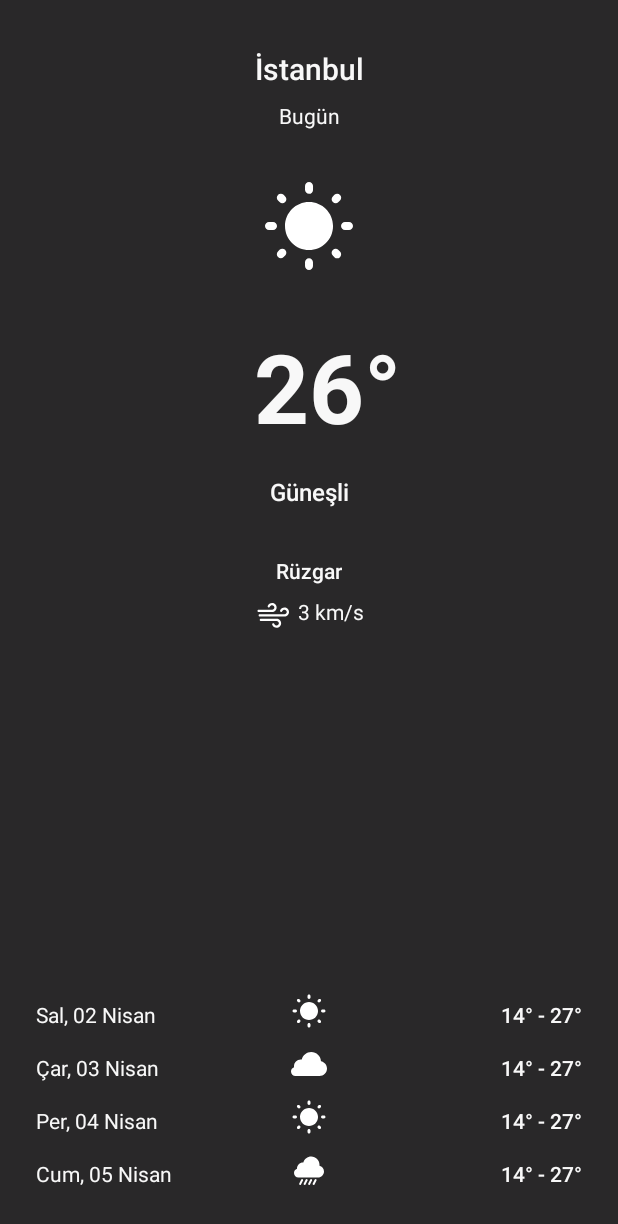
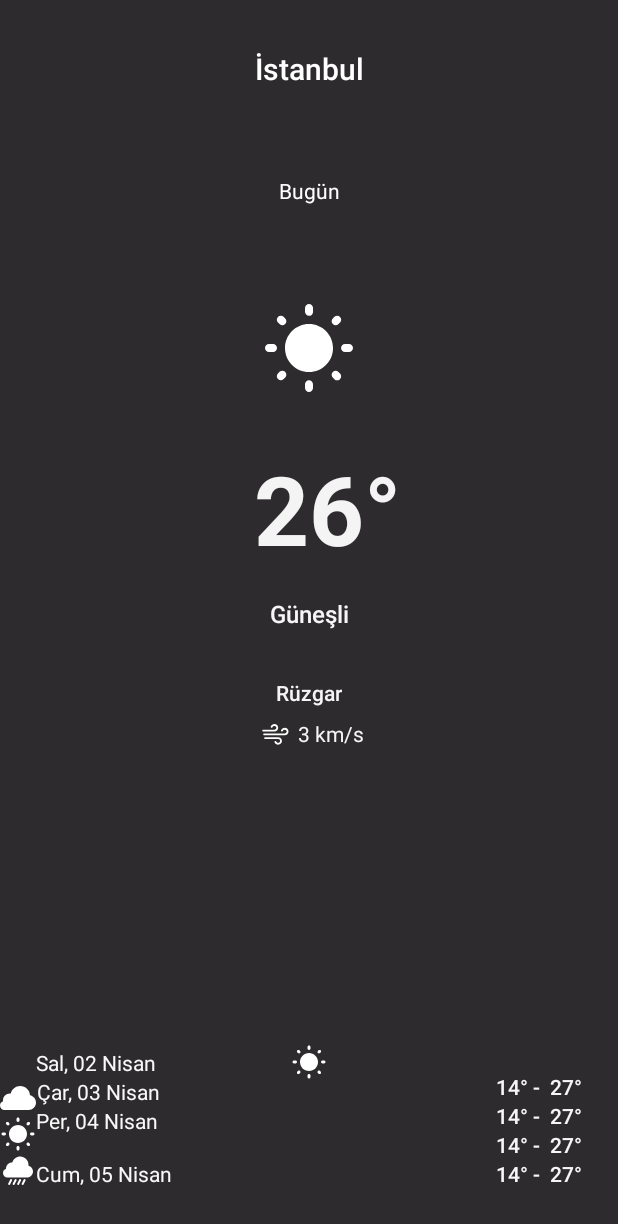
Before and after one commit to ranaturker/WeatherApp, an Android app: the screen it shows after launch (MainActivity), on a phone screen of 412 x 824 dp. Shown: the top 1224 px of the screen. Run offline under Robolectric (Android 15) with nearby library versions, the phone set to English and light mode, and no system bars.

Commit message:
Revert "Change icon size"

```diff
--- a/app/src/main/res/layout/activity_main.xml
+++ b/app/src/main/res/layout/activity_main.xml
@@ -1,242 +1,236 @@
 <?xml version="1.0" encoding="utf-8"?>
 <androidx.constraintlayout.widget.ConstraintLayout xmlns:android="http://schemas.android.com/apk/res/android"
     xmlns:app="http://schemas.android.com/apk/res-auto"
+    xmlns:tools="http://schemas.android.com/tools"
     android:layout_width="match_parent"
     android:layout_height="match_parent"
-    android:background="@color/background"
-    android:backgroundTint="@color/background_tint"
-    android:backgroundTintMode="multiply">
+    android:background="#DC000000"
+    android:backgroundTint="#F3272626"
+    android:backgroundTintMode="multiply"
+    tools:context=".MainActivity">
 
     <TextView
-        android:id="@+id/friday_degree"
+        android:id="@+id/textView14"
         android:layout_width="wrap_content"
         android:layout_height="wrap_content"
-        android:layout_marginEnd="@dimen/margin_24"
+        android:layout_marginEnd="24dp"
         android:fontFamily="sans-serif-medium"
-        android:text="@string/friday_degree"
-        android:textColor="@color/color_text"
-        app:layout_constraintBottom_toBottomOf="@+id/friday_weather"
+        android:text="14° -  27°"
+        android:textColor="#F5FFFFFF"
+        app:layout_constraintBottom_toBottomOf="@+id/imageView7"
         app:layout_constraintEnd_toEndOf="parent" />
 
     <TextView
-        android:id="@+id/thursday_degree"
+        android:id="@+id/textView13"
         android:layout_width="wrap_content"
         android:layout_height="wrap_content"
-        android:layout_marginEnd="@dimen/margin_24"
-        android:layout_marginBottom="@dimen/margin_16"
+        android:layout_marginEnd="24dp"
         android:fontFamily="sans-serif-medium"
-        android:text="@string/thursday_degree"
-        android:textColor="@color/color_text"
-        app:layout_constraintBottom_toTopOf="@+id/friday_degree"
+        android:text="14° -  27°"
+        android:textColor="#F5FFFFFF"
+        app:layout_constraintBottom_toTopOf="@+id/textView14"
         app:layout_constraintEnd_toEndOf="parent" />
 
     <TextView
-        android:id="@+id/wednesday_degree"
+        android:id="@+id/textView12"
         android:layout_width="wrap_content"
         android:layout_height="wrap_content"
-        android:layout_marginEnd="@dimen/margin_24"
-        android:layout_marginBottom="@dimen/margin_16"
+        android:layout_marginEnd="24dp"
         android:fontFamily="sans-serif-medium"
-        android:text="@string/wednesday_degree"
-        android:textColor="@color/color_text"
-        app:layout_constraintBottom_toTopOf="@+id/thursday_degree"
+        android:text="14° -  27°"
+        android:textColor="#F5FFFFFF"
+        app:layout_constraintBottom_toTopOf="@+id/textView13"
         app:layout_constraintEnd_toEndOf="parent" />
 
     <TextView
-        android:id="@+id/friday"
+        android:id="@+id/textView10"
         android:layout_width="wrap_content"
         android:layout_height="wrap_content"
-        android:layout_marginStart="@dimen/margin_24"
-        android:layout_marginBottom="@dimen/margin_32"
-        android:text="@string/friday"
-        android:textColor="@color/color_text"
+        android:layout_marginStart="24dp"
+        android:layout_marginBottom="32dp"
+        android:text="Cum, 05 Nisan"
+        android:textColor="#F7FFFFFF"
         app:layout_constraintBottom_toBottomOf="parent"
         app:layout_constraintStart_toStartOf="parent" />
 
     <TextView
-        android:id="@+id/thursday"
+        android:id="@+id/textView9"
         android:layout_width="wrap_content"
         android:layout_height="wrap_content"
-        android:layout_marginStart="@dimen/margin_24"
+        android:layout_marginStart="24dp"
+        android:text="Per, 04 Nisan"
         android:layout_marginBottom="@dimen/margin_16"
-        android:text="@string/thursday"
-        android:textColor="@color/color_text"
-        app:layout_constraintBottom_toTopOf="@+id/friday"
+        android:textColor="#F7FFFFFF"
+        app:layout_constraintBottom_toTopOf="@+id/textView10"
         app:layout_constraintStart_toStartOf="parent" />
 
     <TextView
-        android:id="@+id/wednesday"
+        android:id="@+id/textView8"
         android:layout_width="wrap_content"
         android:layout_height="wrap_content"
-        android:layout_marginStart="@dimen/margin_24"
-        android:layout_marginBottom="@dimen/margin_16"
-        android:text="@string/wednesday"
-        android:textColor="@color/color_text"
-        app:layout_constraintBottom_toTopOf="@+id/thursday"
+        android:layout_marginStart="24dp"
+        android:layout_marginEnd="305dp"
+        android:text="Çar, 03 Nisan"
+        android:textColor="#F7FFFFFF"
+        app:layout_constraintBottom_toTopOf="@+id/textView9"
+        app:layout_constraintEnd_toEndOf="parent"
         app:layout_constraintStart_toStartOf="parent" />
 
     <TextView
-        android:id="@+id/city"
+        android:id="@+id/textView2"
         android:layout_width="wrap_content"
         android:layout_height="wrap_content"
-        android:layout_marginTop="@dimen/margin_32"
+        android:layout_marginTop="32dp"
         android:fontFamily="sans-serif-medium"
-        android:text="@string/city"
+        android:text="İstanbul"
         android:textAllCaps="false"
-        android:textColor="@color/color_text"
+        android:textColor="#FFFFFF"
         android:textSize="20sp"
         app:layout_constraintEnd_toEndOf="parent"
         app:layout_constraintStart_toStartOf="parent"
         app:layout_constraintTop_toTopOf="parent" />
 
     <TextView
-        android:id="@+id/day"
+        android:id="@+id/textView"
         android:layout_width="wrap_content"
         android:layout_height="wrap_content"
-        android:layout_marginTop="@dimen/margin_8"
+        android:layout_marginTop="10dp"
+        android:layout_marginBottom="640dp"
         android:fontFamily="sans-serif"
-        android:text="@string/day"
-        android:textColor="@color/color_text"
+        android:text="Bugün"
+        android:textColor="#FFFFFF"
+        app:layout_constraintBottom_toBottomOf="parent"
         app:layout_constraintEnd_toEndOf="parent"
         app:layout_constraintStart_toStartOf="parent"
-        app:layout_constraintTop_toBottomOf="@+id/city" />
+        app:layout_constraintTop_toBottomOf="@+id/textView2"/>
 
     <ImageView
-        android:id="@+id/weather_situation_image"
-        android:layout_width="@dimen/icon_size_large"
-        android:layout_height="@dimen/icon_size_large"
-        android:layout_marginTop="@dimen/margin_32"
-        android:contentDescription="@string/weather_situation_image"
+        android:id="@+id/imageView2"
+        android:layout_width="64dp"
+        android:layout_height="64dp"
+        android:layout_marginTop="64dp"
+        android:layout_marginBottom="561dp"
+        app:layout_constraintBottom_toBottomOf="parent"
         app:layout_constraintEnd_toEndOf="parent"
         app:layout_constraintStart_toStartOf="parent"
-        app:layout_constraintTop_toBottomOf="@+id/day"
+        app:layout_constraintTop_toBottomOf="@+id/textView"
         app:srcCompat="@drawable/ic_sunny_2" />
 
     <TextView
-        android:id="@+id/degree"
+        android:id="@+id/textView3"
         android:layout_width="wrap_content"
         android:layout_height="wrap_content"
-        android:layout_marginTop="@dimen/margin_32"
-        android:text="@string/degree"
-        android:textColor="@color/color_text"
+        android:layout_marginTop="32dp"
+        android:text="26°"
+        android:textColor="#F2FFFFFF"
         android:textSize="64sp"
         android:textStyle="bold"
         app:layout_constraintEnd_toEndOf="parent"
         app:layout_constraintHorizontal_bias="0.539"
         app:layout_constraintStart_toStartOf="parent"
-        app:layout_constraintTop_toBottomOf="@+id/weather_situation_image" />
+        app:layout_constraintTop_toBottomOf="@+id/imageView2" />
 
     <TextView
-        android:id="@+id/weather_situation"
+        android:id="@+id/textView4"
         android:layout_width="wrap_content"
         android:layout_height="wrap_content"
-        android:layout_marginTop="@dimen/margin_16"
+        android:layout_marginTop="16dp"
         android:fontFamily="sans-serif-medium"
-        android:text="@string/weather_situation"
-        android:textColor="@color/color_text"
+        android:text="Güneşli"
+        android:textColor="#F3FFFFFF"
         android:textSize="16sp"
         app:layout_constraintEnd_toEndOf="parent"
         app:layout_constraintStart_toStartOf="parent"
-        app:layout_constraintTop_toBottomOf="@+id/degree" />
+        app:layout_constraintTop_toBottomOf="@+id/textView3" />
 
     <TextView
-        android:id="@+id/wind"
+        android:id="@+id/textView5"
         android:layout_width="wrap_content"
         android:layout_height="wrap_content"
-        android:layout_marginTop="@dimen/margin_32"
+        android:layout_marginTop="32dp"
         android:fontFamily="sans-serif-medium"
-        android:text="@string/wind"
-        android:textColor="@color/color_text"
+        android:text="Rüzgar"
+        android:textColor="#F3FFFFFF"
         app:layout_constraintEnd_toEndOf="parent"
         app:layout_constraintStart_toStartOf="parent"
-        app:layout_constraintTop_toBottomOf="@+id/weather_situation" />
+        app:layout_constraintTop_toBottomOf="@+id/textView4" />
 
     <TextView
-        android:id="@+id/wind_situation"
+        android:id="@+id/textView6"
         android:layout_width="wrap_content"
         android:layout_height="wrap_content"
-        android:layout_marginTop="@dimen/margin_8"
+        android:layout_marginTop="8dp"
         android:fontFamily="sans-serif"
-        android:text="@string/wind_situation"
-        android:textColor="@color/color_text"
+        android:text="3 km/s"
+        android:textColor="#F3FFFFFF"
         app:layout_constraintEnd_toEndOf="parent"
         app:layout_constraintHorizontal_bias="0.539"
         app:layout_constraintStart_toStartOf="parent"
-        app:layout_constraintTop_toBottomOf="@+id/wind" />
+        app:layout_constraintTop_toBottomOf="@+id/textView5" />
 
     <ImageView
-        android:id="@+id/wind_image"
-        android:layout_width="@dimen/icon_wind"
-        android:layout_height="@dimen/icon_wind"
-        android:layout_marginTop="@dimen/margin_8"
-        android:layout_marginEnd="@dimen/margin_4"
-        android:contentDescription="@string/wind_image"
-        app:layout_constraintEnd_toStartOf="@+id/wind_situation"
-        app:layout_constraintTop_toBottomOf="@+id/wind"
+        android:id="@+id/imageView3"
+        android:layout_width="21dp"
+        android:layout_height="20dp"
+        android:layout_marginTop="8dp"
+        android:layout_marginEnd="4dp"
+        app:layout_constraintEnd_toStartOf="@+id/textView6"
+        app:layout_constraintTop_toBottomOf="@+id/textView5"
         app:srcCompat="@drawable/ic_wind_2" />
 
     <TextView
-        android:id="@+id/tuesday"
+        android:id="@+id/textView7"
         android:layout_width="wrap_content"
         android:layout_height="wrap_content"
-        android:layout_marginStart="@dimen/margin_24"
-        android:layout_marginBottom="@dimen/margin_16"
+        android:layout_marginStart="24dp"
         android:text="@string/tuesday"
         android:textColor="@color/color_text"
-        app:layout_constraintBottom_toTopOf="@+id/wednesday"
+        app:layout_constraintBottom_toTopOf="@+id/textView8"
         app:layout_constraintStart_toStartOf="parent" />
 
     <ImageView
-        android:id="@+id/tuesday_weather"
+        android:id="@+id/imageView4"
         android:layout_width="wrap_content"
         android:layout_height="wrap_content"
-        android:contentDescription="@string/tuesday_weather"
-        app:layout_constraintBottom_toBottomOf="@+id/tuesday"
+        app:layout_constraintBottom_toTopOf="@+id/imageView5"
         app:layout_constraintEnd_toEndOf="parent"
         app:layout_constraintStart_toStartOf="parent"
         app:srcCompat="@drawable/ic_sunny_2" />
 
 
     <ImageView
-        android:id="@+id/wednesday_weather"
+        android:id="@+id/imageView5"
+        android:layout_width="24dp"
+        android:layout_height="24dp"
+        app:layout_constraintBottom_toTopOf="@+id/imageView6"
+        app:srcCompat="@drawable/ic_cloudy_2"
+        tools:layout_editor_absoluteX="193dp" />
+
+    <ImageView
+        android:id="@+id/imageView6"
+        android:layout_width="24dp"
+        android:layout_height="24dp"
+        app:layout_constraintBottom_toTopOf="@+id/imageView7"
+        app:srcCompat="@drawable/ic_sunny_2"
+        tools:layout_editor_absoluteX="193dp" />
+
+    <ImageView
+        android:id="@+id/imageView7"
+        android:layout_width="24dp"
+        android:layout_height="24dp"
+        app:layout_constraintBottom_toBottomOf="@+id/textView10"
+        app:srcCompat="@drawable/ic_rainy_2"
+        tools:layout_editor_absoluteX="193dp" />
+
+    <TextView
+        android:id="@+id/textView11"
         android:layout_width="wrap_content"
         android:layout_height="wrap_content"
-        android:contentDescription="@string/wednesday_weather"
-        app:layout_constraintBottom_toBottomOf="@+id/wednesday"
-        app:layout_constraintEnd_toEndOf="parent"
-        app:layout_constraintStart_toStartOf="parent"
-        app:srcCompat="@drawable/ic_cloudy_2" />
-
-    <ImageView
-        android:id="@+id/thursday_weather"
-        android:layout_width="wrap_content"
-        android:layout_height="wrap_content"
-        android:contentDescription="@string/thursday_weather"
-        app:layout_constraintBottom_toBottomOf="@+id/thursday"
-        app:layout_constraintEnd_toEndOf="parent"
-        app:layout_constraintStart_toStartOf="parent"
-        app:srcCompat="@drawable/ic_sunny_2" />
-
-    <ImageView
-        android:id="@+id/friday_weather"
-        android:layout_width="wrap_content"
-        android:layout_height="wrap_content"
-        android:contentDescription="@string/friday_weather"
-        app:layout_constraintBottom_toBottomOf="@+id/friday"
-        app:layout_constraintEnd_toEndOf="parent"
-        app:layout_constraintStart_toStartOf="parent"
-        app:srcCompat="@drawable/ic_rainy_2" />
-
-    <TextView
-        android:id="@+id/tuesday_degree"
-        android:layout_width="wrap_content"
-        android:layout_height="wrap_content"
-        android:layout_marginEnd="@dimen/margin_24"
-        android:layout_marginBottom="@dimen/margin_16"
+        android:layout_marginEnd="24dp"
         android:fontFamily="sans-serif-medium"
-        android:text="@string/tuesday_degree"
-        android:textColor="@color/color_text"
-        app:layout_constraintBottom_toTopOf="@+id/wednesday_degree"
+        android:text="14° -  27°"
+        android:textColor="#F5FFFFFF"
+        app:layout_constraintBottom_toTopOf="@+id/textView12"
         app:layout_constraintEnd_toEndOf="parent" />
 
 </androidx.constraintlayout.widget.ConstraintLayout>
--- a/app/src/main/res/values/colors.xml
+++ b/app/src/main/res/values/colors.xml
@@ -3,6 +3,5 @@
     <color name="black">#FF000000</color>
     <color name="white">#FFFFFFFF</color>
     <color name="color_text">#F7FFFFFF</color>
-    <color name="background">#F8000000</color>
-    <color name="background_tint">#DC000000</color>
+
 </resources>
--- a/app/src/main/res/values/dimen.xml
+++ b/app/src/main/res/values/dimen.xml
@@ -1,13 +1,8 @@
 <?xml version="1.0" encoding="utf-8"?>
 <resources>
 
-    <dimen name="margin_4">4dp</dimen>
     <dimen name="margin_8">8dp</dimen>
     <dimen name="margin_16">16dp</dimen>
-    <dimen name="margin_24">24dp</dimen>
     <dimen name="margin_32">32dp</dimen>
-    <dimen name="icon_size_large">64dp</dimen>
-    <dimen name="icon_wind">24dp</dimen>
-
 
 </resources>
--- a/app/src/main/res/values/strings.xml
+++ b/app/src/main/res/values/strings.xml
@@ -1,30 +1,6 @@
 <resources>
-    <string name="app_name">task 1</string>
+    <string name="app_name">task1</string>
 
     <string name="tuesday">Sal, 02 Nisan</string>
-    <string name="wednesday">Çar, 03 Nisan</string>
-    <string name="thursday">Per, 04 Nisan</string>
-    <string name="friday">Cum, 05 Nisan</string>
-
-    <string name="tuesday_degree">14° -  27°</string>
-    <string name="wednesday_degree">14° -  27°</string>
-    <string name="thursday_degree">14° -  27°</string>
-    <string name="friday_degree">14° -  27°</string>
-
-    <string name="city">İstanbul</string>
-    <string name="day">Bugün</string>
-    <string name="degree">26°</string>
-    <string name="weather_situation">Güneşli</string>
-    <string name="wind">Rüzgar</string>
-    <string name="wind_situation">3 km/s</string>
-
-    <string name="weather_situation_image">1</string>
-    <string name="wind_image">1</string>
-    <string name="tuesday_weather">1</string>
-    <string name="wednesday_weather">1</string>
-    <string name="thursday_weather">1</string>
-    <string name="friday_weather">1</string>
-
-
 
 </resources>
```
